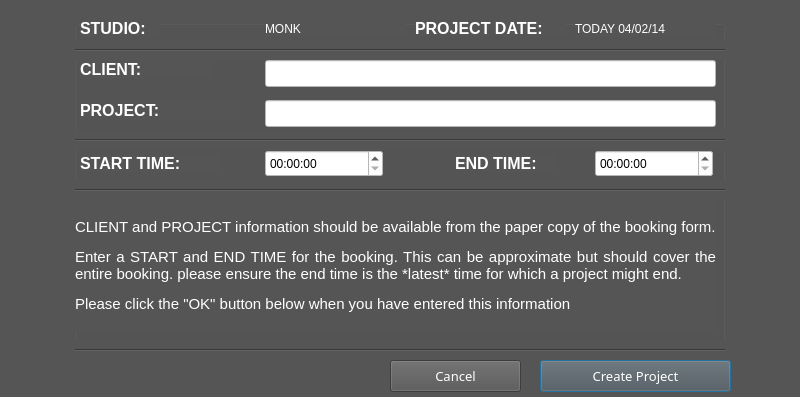
Before: the Qt Designer form recording-ui/src/UI/ProjectProperties.ui in os6sense/sunra_ui_apps, drawn with Qt 5.
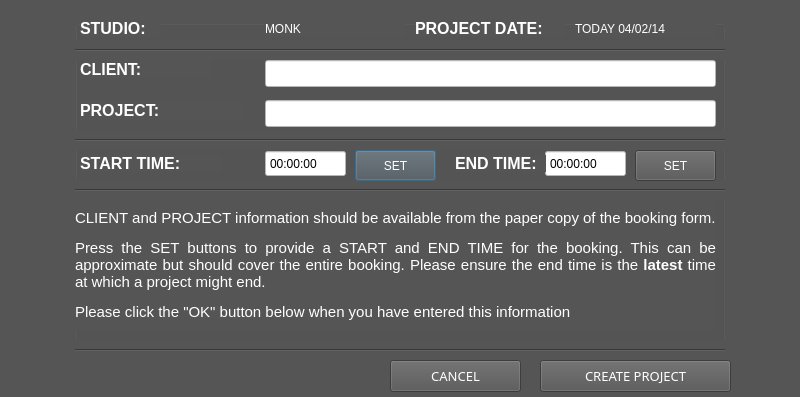
After: the same form once the commit is applied. Icons and pictures are not drawn.

```diff
--- a/recording-ui/src/UI/ProjectProperties.ui
+++ b/recording-ui/src/UI/ProjectProperties.ui
@@ -283,7 +283,7 @@
      <string notr="true">color: white;</string>
     </property>
     <property name="text">
-     <string>&lt;html&gt;&lt;head/&gt;&lt;body&gt;&lt;p align=&quot;justify&quot;&gt;CLIENT and PROJECT information should be available from the paper copy of the booking form.&lt;/p&gt;&lt;p align=&quot;justify&quot;&gt;Enter a START and END TIME for the booking. This can be approximate but should cover the entire booking. please ensure the end time is the *latest* time for which a project might end.&lt;/p&gt;&lt;p align=&quot;justify&quot;&gt;Please click the &amp;quot;OK&amp;quot; button below when you have entered this information&lt;/p&gt;&lt;/body&gt;&lt;/html&gt;</string>
+     <string>&lt;html&gt;&lt;head/&gt;&lt;body&gt;&lt;p align=&quot;justify&quot;&gt;CLIENT and PROJECT information should be available from the paper copy of the booking form.&lt;/p&gt;&lt;p align=&quot;justify&quot;&gt;Press the SET buttons to provide a START and END TIME for the booking. This can be approximate but should cover the entire booking. Please ensure the end time is the &lt;span style=&quot; font-weight:600;&quot;&gt;latest&lt;/span&gt; time at which a project might end.&lt;/p&gt;&lt;p align=&quot;justify&quot;&gt;Please click the &amp;quot;OK&amp;quot; button below when you have entered this information&lt;/p&gt;&lt;/body&gt;&lt;/html&gt;</string>
     </property>
     <property name="wordWrap">
      <bool>true</bool>
@@ -327,7 +327,7 @@
      <rect>
       <x>190</x>
       <y>130</y>
-      <width>118</width>
+      <width>81</width>
       <height>27</height>
      </rect>
     </property>
@@ -335,13 +335,19 @@
      <string notr="true">background: white;
 color: black;</string>
     </property>
+    <property name="buttonSymbols">
+     <enum>QAbstractSpinBox::NoButtons</enum>
+    </property>
+    <property name="specialValueText">
+     <string/>
+    </property>
    </widget>
    <widget class="QTimeEdit" name="end_time">
     <property name="geometry">
      <rect>
-      <x>520</x>
+      <x>470</x>
       <y>130</y>
-      <width>118</width>
+      <width>81</width>
       <height>27</height>
      </rect>
     </property>
@@ -349,6 +355,9 @@
      <string notr="true">background: white;
 color: black;</string>
     </property>
+    <property name="buttonSymbols">
+     <enum>QAbstractSpinBox::NoButtons</enum>
+    </property>
    </widget>
    <widget class="QLabel" name="label_6">
     <property name="geometry">
@@ -408,7 +417,7 @@
      <rect>
       <x>380</x>
       <y>135</y>
-      <width>101</width>
+      <width>91</width>
       <height>17</height>
      </rect>
     </property>
@@ -506,6 +515,32 @@
 color: black;</string>
     </property>
    </widget>
+   <widget class="QPushButton" name="set_start_time">
+    <property name="geometry">
+     <rect>
+      <x>280</x>
+      <y>130</y>
+      <width>81</width>
+      <height>31</height>
+     </rect>
+    </property>
+    <property name="text">
+     <string>SET</string>
+    </property>
+   </widget>
+   <widget class="QPushButton" name="set_end_time">
+    <property name="geometry">
+     <rect>
+      <x>560</x>
+      <y>130</y>
+      <width>81</width>
+      <height>31</height>
+     </rect>
+    </property>
+    <property name="text">
+     <string>SET</string>
+    </property>
+   </widget>
   </widget>
   <widget class="QPushButton" name="create_project_button">
    <property name="enabled">
@@ -520,7 +555,7 @@
     </rect>
    </property>
    <property name="text">
-    <string>Create Project</string>
+    <string>CREATE PROJECT</string>
    </property>
    <property name="icon">
     <iconset>
@@ -543,7 +578,7 @@
     </rect>
    </property>
    <property name="text">
-    <string>Cancel</string>
+    <string>CANCEL</string>
    </property>
    <property name="icon">
     <iconset>
```
